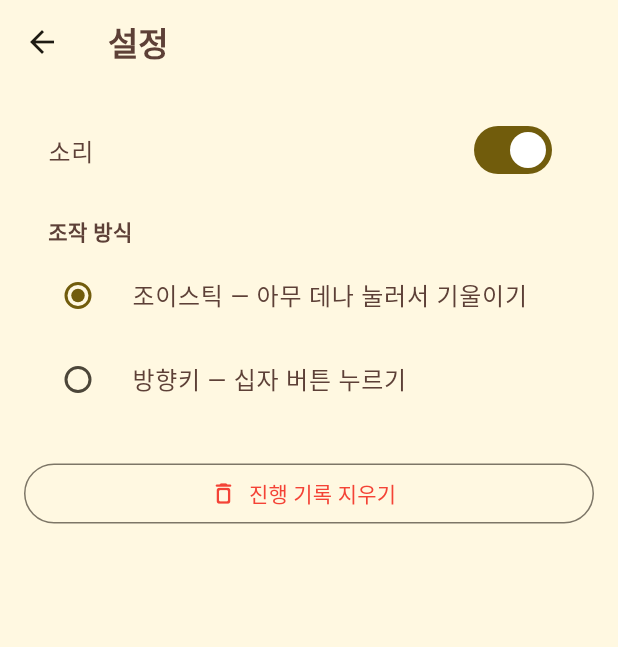
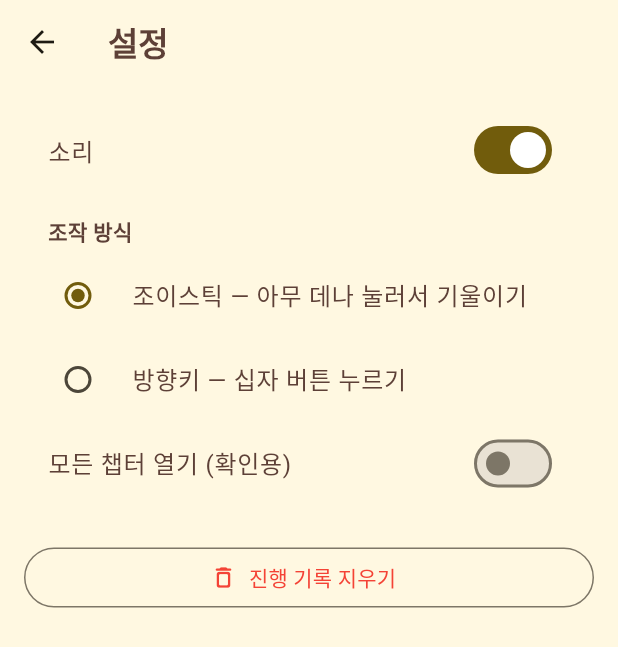
Before and after one commit to Yongminlee2/PiyakPush, a Flutter app: the screen it shows after launch, after a tap on "설정", on a phone screen of 412 x 824 dp. Shown: the top 647 px of the screen. Run offline on Flutter 3.47's test engine with Material 3 defaults, Android fonts, the phone set to English and light mode, and no system bars; our stand-ins replace audioplayers, shared_preferences; Roboto replaces fonts that are missing (Jua).

Commit message:
메인 버튼 알약형+아이콘 단장, 설정에 '모든 챕터 열기(확인용)' 스위치

```diff
--- a/lib/services/save_service.dart
+++ b/lib/services/save_service.dart
@@ -49,8 +49,16 @@ class SaveService extends ChangeNotifier {
     return sum;
   }
 
+  /// 확인용 전체 해금 — 켜면 모든 챕터가 열린다 (설정에서 토글).
+  bool get unlockAll => _p.getBool('opt.unlockAll') ?? false;
+
+  Future<void> setUnlockAll(bool v) async {
+    await _p.setBool('opt.unlockAll', v);
+    notifyListeners();
+  }
+
   bool chapterUnlocked(int c) =>
-      c == 1 || chapterClearedCount(c - 1) >= kChapterUnlockClears;
+      unlockAll || c == 1 || chapterClearedCount(c - 1) >= kChapterUnlockClears;
 
   // ── 설정
   bool get soundOn => _p.getBool('opt.sound') ?? true;
--- a/lib/ui/screens/settings_screen.dart
+++ b/lib/ui/screens/settings_screen.dart
@@ -54,6 +54,12 @@ class SettingsScreen extends StatelessWidget {
               ],
             ),
           ),
+          SwitchListTile(
+            title: const Text(S.unlockAll,
+                style: TextStyle(color: PiyakColors.outline)),
+            value: save.unlockAll,
+            onChanged: (v) => save.setUnlockAll(v),
+          ),
           const SizedBox(height: 24),
           OutlinedButton.icon(
             icon: const Icon(Icons.delete_outline_rounded, color: Colors.red),
--- a/lib/ui/screens/stage_screen.dart
+++ b/lib/ui/screens/stage_screen.dart
@@ -41,7 +41,9 @@ class StageScreen extends StatelessWidget {
       chapter: chapter,
       index: idx,
       levelCount: levels.length,
-      currentChapterClears: save.chapterClearedCount(chapter),
+      currentChapterClears: save.unlockAll
+          ? levels.length
+          : save.chapterClearedCount(chapter),
     );
     return switch (step) {
       NextInChapter(:final index) => ClearOutcome(
--- a/lib/ui/screens/title_screen.dart
+++ b/lib/ui/screens/title_screen.dart
@@ -19,33 +19,34 @@ import 'sticker_book_screen.dart';
 class TitleScreen extends StatelessWidget {
   const TitleScreen({super.key});
 
-  Widget _menuButton(BuildContext context, String label, Widget page,
+  Widget _menuButton(
+      BuildContext context, IconData icon, String label, Widget page,
       {bool primary = false}) {
     final style = FilledButton.styleFrom(
       backgroundColor: primary ? PiyakColors.chickYellow : Colors.white,
       foregroundColor: PiyakColors.outline,
-      minimumSize: const Size(220, 52),
-      shape: RoundedRectangleBorder(
-        borderRadius: BorderRadius.circular(16),
-        side: const BorderSide(color: PiyakColors.outline, width: 2.5),
+      minimumSize: const Size(230, 54),
+      shape: const StadiumBorder(
+        side: BorderSide(color: PiyakColors.outline, width: 2.5),
       ),
       textStyle: const TextStyle(fontSize: 18, fontWeight: FontWeight.bold),
     );
     return Padding(
       padding: const EdgeInsets.symmetric(vertical: 6),
       child: DecoratedBox(
-        decoration: BoxDecoration(
-          borderRadius: BorderRadius.circular(16),
-          boxShadow: const [
+        decoration: const BoxDecoration(
+          borderRadius: BorderRadius.all(Radius.circular(27)),
+          boxShadow: [
             BoxShadow(
                 color: Color(0x335D4037), offset: Offset(0, 4), blurRadius: 0),
           ],
         ),
         child: _Bouncy(
-          child: FilledButton(
+          child: FilledButton.icon(
             style: style,
             onPressed: () => Navigator.push(context, piyakRoute(page)),
-            child: Text(label),
+            icon: Icon(icon, size: 24),
+            label: Text(label),
           ),
         ),
       ),
@@ -120,12 +121,17 @@ class TitleScreen extends StatelessWidget {
                   ),
                 ),
                 const SizedBox(height: 20),
-                _menuButton(context, S.start, const ChapterScreen(),
+                _menuButton(context, Icons.play_arrow_rounded, S.start,
+                    const ChapterScreen(),
                     primary: true),
-                _menuButton(context, S.daily, const DailyScreen()),
-                _menuButton(context, S.stickerBook, const StickerBookScreen()),
-                _menuButton(context, S.decoBoard, const DecoBoardScreen()),
-                _menuButton(context, S.settings, const SettingsScreen()),
+                _menuButton(context, Icons.calendar_month_rounded, S.daily,
+                    const DailyScreen()),
+                _menuButton(context, Icons.collections_bookmark_rounded,
+                    S.stickerBook, const StickerBookScreen()),
+                _menuButton(context, Icons.brush_rounded, S.decoBoard,
+                    const DecoBoardScreen()),
+                _menuButton(context, Icons.settings_rounded, S.settings,
+                    const SettingsScreen()),
               ],
             ),
           ),
--- a/lib/ui/strings.dart
+++ b/lib/ui/strings.dart
@@ -46,6 +46,7 @@ abstract final class S {
   static const soundOn = '소리';
   static const joystickHint = '아무 데나 누르고 기울여 보세요';
   static const controlScheme = '조작 방식';
+  static const unlockAll = '모든 챕터 열기 (확인용)';
   static const ctlJoystick = '조이스틱 — 아무 데나 눌러서 기울이기';
   static const ctlDpad = '방향키 — 십자 버튼 누르기';
   static const resetAll = '진행 기록 지우기';
```
